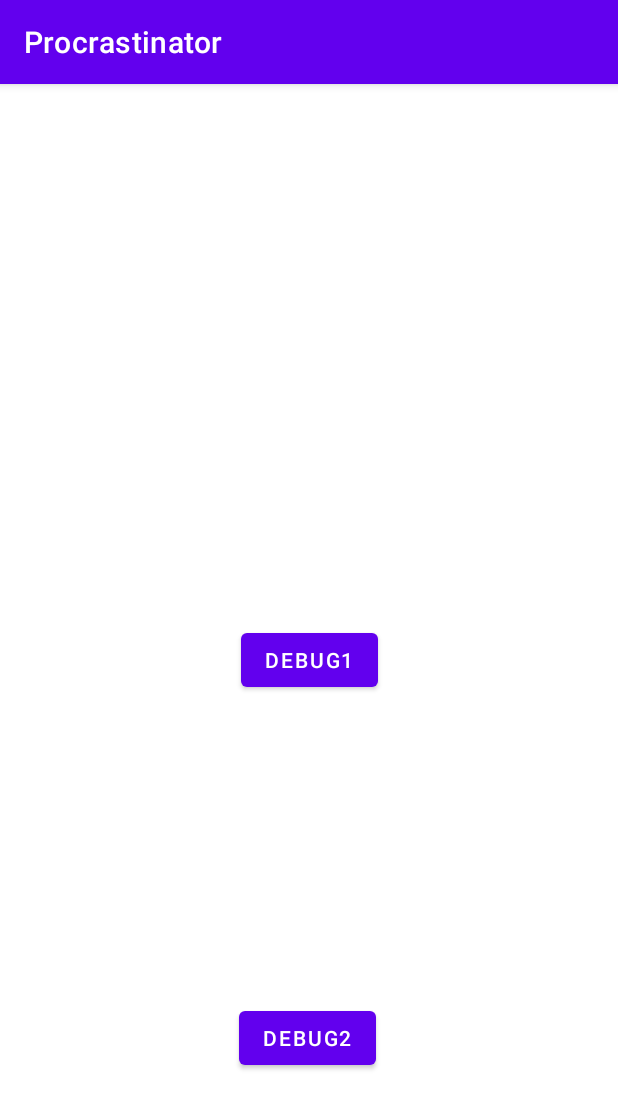
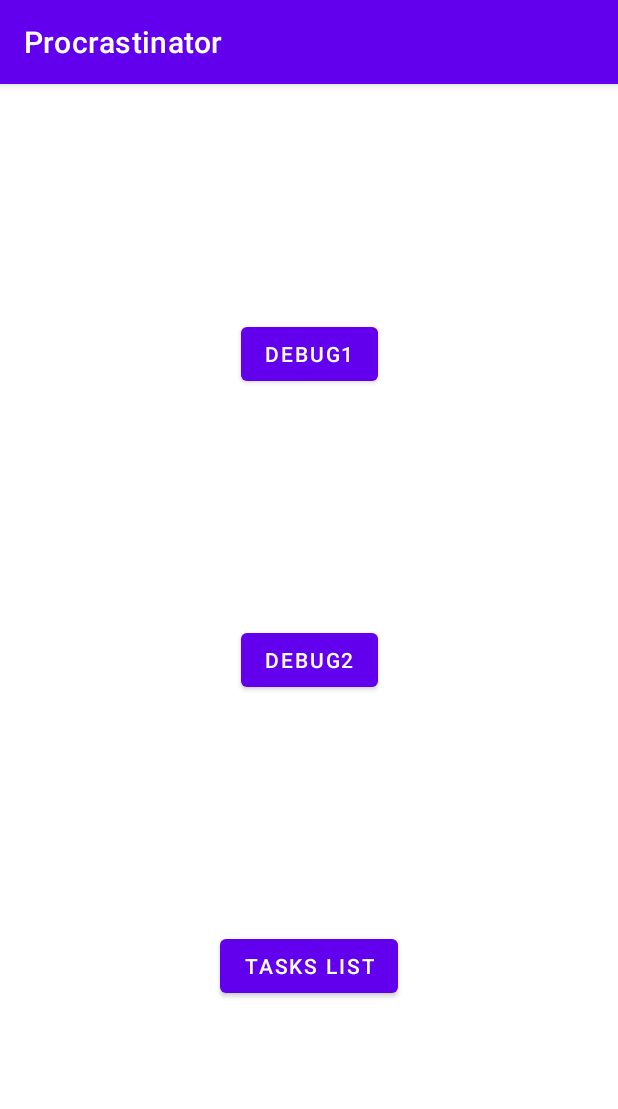
Before and after one commit to JeremyNguyen/Procrastinator, an Android app: the screen it shows after launch (MainActivity), after a tap on "DEBUG1", on a phone screen of 412 x 824 dp. Shown: the top 1109 px of the screen. Run offline under Robolectric (Android 15) with nearby library versions, the phone set to English and light mode, and no system bars; our stand-ins replace Firebase (no records; nobody signed in at launch, a user with empty details on screens opened directly).

Commit message:
List tasks + detail

```diff
--- a/app/src/main/AndroidManifest.xml
+++ b/app/src/main/AndroidManifest.xml
@@ -12,7 +12,7 @@
         android:supportsRtl="true"
         android:theme="@style/Theme.Procrastinator">
         <activity
-            android:name=".activity.ListTaskActivity"
+            android:name=".activity.ListTasksActivity"
             android:exported="false" />
         <activity
             android:name=".activity.ViewTaskActivity"
--- a/app/src/main/java/com/example/procrastinator/activity/MainActivity.java
+++ b/app/src/main/java/com/example/procrastinator/activity/MainActivity.java
@@ -1,5 +1,6 @@
 package com.example.procrastinator.activity;
 
+import android.content.Intent;
 import android.os.Bundle;
 import android.view.View;
 import android.widget.Button;
@@ -9,10 +10,11 @@ import androidx.appcompat.app.AppCompatActivity;
 
 import com.example.procrastinator.R;
 import com.example.procrastinator.model.Task;
-import com.example.procrastinator.util.NotificationUtil;
+import com.example.procrastinator.util.DatabaseUtil;
 import com.google.firebase.firestore.FirebaseFirestore;
 
 import java.time.LocalDateTime;
+import java.time.format.DateTimeFormatter;
 
 public class MainActivity extends AppCompatActivity {
 
@@ -26,21 +28,26 @@ public class MainActivity extends AppCompatActivity {
         db = FirebaseFirestore.getInstance();
 
         Button button1 = findViewById(R.id.button_debug1);
+        Button button2 = findViewById(R.id.button_debug2);
+        Button buttonListTask = findViewById(R.id.button_list_tasks);
+
         button1.setOnClickListener(this::debug1);
-        Button button2 = findViewById(R.id.button_debug2);
         button2.setOnClickListener(this::debug2);
+        buttonListTask.setOnClickListener(v -> {
+            Intent intent = new Intent(this, ListTasksActivity.class);
+            startActivity(intent);
+        });
     }
 
     public void debug1(View view) {
         Toast.makeText(this, "debug1", Toast.LENGTH_SHORT).show();
         Task task = new Task();
-        task.setId("id");
         task.setContent("content");
         task.setTitle("title");
         task.setAuthor("author");
-        task.setRemindWhen(LocalDateTime.now());
+        task.setRemindWhen(LocalDateTime.now().format(DateTimeFormatter.ISO_DATE_TIME));
         task.setShared(true);
-        NotificationUtil.sendReminderNotification(task, getApplicationContext());
+        DatabaseUtil.addTask(task, db);
     }
 
     public void debug2(View view) {
--- a/app/src/main/res/layout/activity_main.xml
+++ b/app/src/main/res/layout/activity_main.xml
@@ -12,7 +12,7 @@
         android:layout_width="wrap_content"
         android:layout_height="wrap_content"
         android:text="@string/labelButtonDebug1"
-        app:layout_constraintBottom_toBottomOf="parent"
+        app:layout_constraintBottom_toTopOf="@+id/button_debug2"
         app:layout_constraintEnd_toEndOf="parent"
         app:layout_constraintStart_toStartOf="parent"
         app:layout_constraintTop_toTopOf="parent" />
@@ -22,11 +22,19 @@
         android:layout_width="wrap_content"
         android:layout_height="wrap_content"
         android:text="@string/labelButtonDebug2"
+        app:layout_constraintLeft_toLeftOf="parent"
+        app:layout_constraintRight_toRightOf="parent"
+        app:layout_constraintTop_toTopOf="parent"
+        app:layout_constraintBottom_toBottomOf="parent"/>
+
+    <Button
+        android:id="@+id/button_list_tasks"
+        android:layout_width="wrap_content"
+        android:layout_height="wrap_content"
+        android:text="@string/labelButtonListTasks"
         app:layout_constraintBottom_toBottomOf="parent"
         app:layout_constraintEnd_toEndOf="parent"
-        app:layout_constraintHorizontal_bias="0.496"
         app:layout_constraintStart_toStartOf="parent"
-        app:layout_constraintTop_toBottomOf="@+id/button_debug1"
-        app:layout_constraintVertical_bias="0.653" />
+        app:layout_constraintTop_toBottomOf="@+id/button_debug2"/>
 
 </androidx.constraintlayout.widget.ConstraintLayout>
--- a/app/src/main/res/values/strings.xml
+++ b/app/src/main/res/values/strings.xml
@@ -2,4 +2,5 @@
     <string name="app_name">Procrastinator</string>
     <string name="labelButtonDebug1">Debug1</string>
     <string name="labelButtonDebug2">Debug2</string>
+    <string name="labelButtonListTasks">Tasks list</string>
 </resources>
```
Also changed, not shown: app/src/main/java/com/example/procrastinator/activity/ListTaskActivity.java (deleted, +0 -16 lines), app/src/main/java/com/example/procrastinator/activity/ListTasksActivity.java (added, +35 -0 lines), app/src/main/java/com/example/procrastinator/adapter/TasksAdapter.java (added, +39 -0 lines), app/src/main/java/com/example/procrastinator/model/Task.java (+21 -7 lines), app/src/main/java/com/example/procrastinator/util/DatabaseUtil.java (+21 -0 lines), app/src/main/res/layout/activity_list_task.xml (+10 -1 lines), app/src/main/res/layout/list_item.xml (added, +11 -0 lines).
